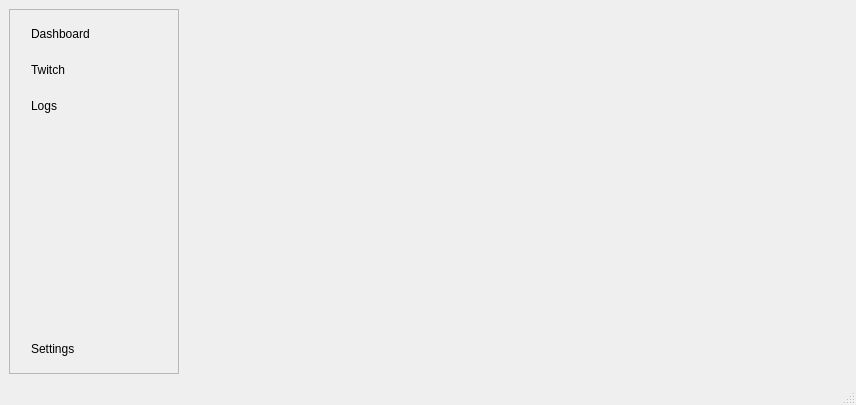
This is ui/mainwindow.ui in itsjusty0gurt/StreamHouse as Qt 5 draws it before an edit. The edited form follows.
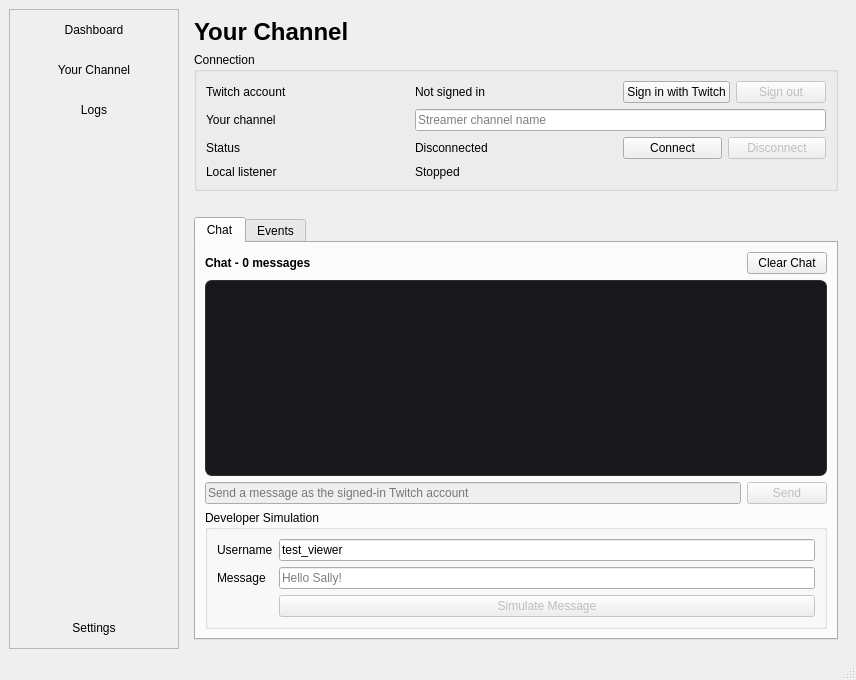
This is the edited form. The open tabs and pages were chosen to show the change.

Commit message: release: build Sally AI v0.1.0 stream companion

```diff
--- a/ui/mainwindow.ui
+++ b/ui/mainwindow.ui
@@ -22,9 +22,9 @@
         <property name="styleSheet">
          <string notr="true">QPushButton {
     border: none;
-    border-radius: 5px;
-    padding: 8px 12px;
-    text-align: left;
+    border-radius: 0px;
+    padding: 0px;
+    min-height: 40px;
 }
 QPushButton:hover {
     background-color: palette(midlight);
@@ -54,6 +54,11 @@
          <enum>QFrame::Shadow::Raised</enum>
         </property>
         <layout class="QVBoxLayout" name="verticalLayout">
+         <property name="spacing"><number>0</number></property>
+         <property name="leftMargin"><number>0</number></property>
+         <property name="topMargin"><number>0</number></property>
+         <property name="rightMargin"><number>0</number></property>
+         <property name="bottomMargin"><number>0</number></property>
          <item>
           <widget class="QPushButton" name="dashboardButton">
            <property name="checkable"><bool>true</bool></property>
@@ -66,7 +71,7 @@
          <widget class="QPushButton" name="twitchButton">
           <property name="checkable"><bool>true</bool></property>
            <property name="text">
-            <string>Twitch</string>
+            <string>Your Channel</string>
            </property>
          </widget>
         </item>
@@ -186,7 +191,117 @@
           </item>
          </layout>
         </widget>
-        <widget class="QWidget" name="twitchPage"/>
+        <widget class="QWidget" name="twitchPage">
+         <layout class="QVBoxLayout" name="twitchPageLayout">
+          <item><widget class="QLabel" name="twitchTitleLabel"><property name="font"><font><pointsize>18</pointsize><bold>true</bold></font></property><property name="text"><string>Your Channel</string></property></widget></item>
+          <item>
+           <widget class="QGroupBox" name="twitchConnectionGroup">
+            <property name="title"><string>Connection</string></property>
+            <layout class="QGridLayout" name="twitchConnectionLayout">
+             <item row="0" column="0"><widget class="QLabel" name="twitchAccountLabel"><property name="text"><string>Twitch account</string></property></widget></item>
+             <item row="0" column="1"><widget class="QLabel" name="twitchAccountStatusLabel"><property name="text"><string>Not signed in</string></property><property name="textInteractionFlags"><set>Qt::TextInteractionFlag::TextSelectableByMouse</set></property></widget></item>
+             <item row="0" column="2">
+              <layout class="QHBoxLayout" name="twitchAuthButtonsLayout">
+               <item><widget class="QPushButton" name="twitchSignInButton"><property name="text"><string>Sign in with Twitch</string></property></widget></item>
+               <item><widget class="QPushButton" name="twitchSignOutButton"><property name="enabled"><bool>false</bool></property><property name="text"><string>Sign out</string></property></widget></item>
+              </layout>
+             </item>
+             <item row="1" column="0"><widget class="QLabel" name="twitchChannelLabel"><property name="text"><string>Your channel</string></property></widget></item>
+             <item row="1" column="1" colspan="2"><widget class="QLineEdit" name="twitchChannelEdit"><property name="placeholderText"><string>Streamer channel name</string></property></widget></item>
+             <item row="2" column="0"><widget class="QLabel" name="twitchConnectionStatusNameLabel"><property name="text"><string>Status</string></property></widget></item>
+             <item row="2" column="1"><widget class="QLabel" name="twitchConnectionStatusLabel"><property name="text"><string>Disconnected</string></property></widget></item>
+             <item row="2" column="2">
+              <layout class="QHBoxLayout" name="twitchConnectionButtonsLayout">
+               <item><widget class="QPushButton" name="twitchConnectButton"><property name="text"><string>Connect</string></property></widget></item>
+               <item><widget class="QPushButton" name="twitchDisconnectButton"><property name="enabled"><bool>false</bool></property><property name="text"><string>Disconnect</string></property></widget></item>
+              </layout>
+             </item>
+             <item row="3" column="0"><widget class="QLabel" name="twitchListenerNameLabel"><property name="text"><string>Local listener</string></property></widget></item>
+             <item row="3" column="1" colspan="2"><widget class="QLabel" name="twitchListenerUrlLabel"><property name="text"><string>Stopped</string></property><property name="textInteractionFlags"><set>Qt::TextInteractionFlag::TextSelectableByMouse</set></property></widget></item>
+            </layout>
+           </widget>
+          </item>
+          <item><widget class="QLabel" name="twitchErrorLabel"><property name="styleSheet"><string notr="true">color: #d9534f;</string></property><property name="text"><string/></property><property name="wordWrap"><bool>true</bool></property></widget></item>
+          <item>
+           <widget class="QTabWidget" name="twitchDetailTabs">
+            <property name="currentIndex"><number>0</number></property>
+            <widget class="QWidget" name="twitchChatTab">
+             <attribute name="title"><string>Chat</string></attribute>
+             <layout class="QVBoxLayout" name="twitchChatTabLayout">
+              <item>
+               <layout class="QHBoxLayout" name="twitchChatHeaderLayout">
+                <item><widget class="QLabel" name="twitchChatCountLabel"><property name="font"><font><bold>true</bold></font></property><property name="text"><string>Chat - 0 messages</string></property></widget></item>
+                <item><spacer name="twitchChatHeaderSpacer"><property name="orientation"><enum>Qt::Orientation::Horizontal</enum></property><property name="sizeHint" stdset="0"><size><width>40</width><height>20</height></size></property></spacer></item>
+                <item><widget class="QPushButton" name="clearTwitchChatButton"><property name="text"><string>Clear Chat</string></property></widget></item>
+               </layout>
+              </item>
+              <item><widget class="QTextBrowser" name="twitchChatOutput"><property name="styleSheet"><string notr="true">QTextBrowser {
+    background-color: #18181b;
+    color: #efeff1;
+    border: 1px solid #303034;
+    border-radius: 7px;
+    padding: 8px;
+    selection-background-color: #9147ff;
+}</string></property><property name="openExternalLinks"><bool>false</bool></property></widget></item>
+              <item>
+               <layout class="QHBoxLayout" name="twitchSendLayout">
+                <item><widget class="QLineEdit" name="twitchSendEdit"><property name="enabled"><bool>false</bool></property><property name="placeholderText"><string>Send a message as the signed-in Twitch account</string></property><property name="maxLength"><number>500</number></property></widget></item>
+                <item><widget class="QPushButton" name="twitchSendButton"><property name="enabled"><bool>false</bool></property><property name="text"><string>Send</string></property></widget></item>
+               </layout>
+              </item>
+              <item>
+               <widget class="QGroupBox" name="twitchSimulationGroup">
+                <property name="title"><string>Developer Simulation</string></property>
+                <layout class="QGridLayout" name="twitchSimulationLayout">
+                 <item row="0" column="0"><widget class="QLabel" name="simulationUsernameLabel"><property name="text"><string>Username</string></property></widget></item>
+                 <item row="0" column="1"><widget class="QLineEdit" name="simulationUsernameEdit"><property name="text"><string>test_viewer</string></property></widget></item>
+                 <item row="1" column="0"><widget class="QLabel" name="simulationMessageLabel"><property name="text"><string>Message</string></property></widget></item>
+                 <item row="1" column="1"><widget class="QLineEdit" name="simulationMessageEdit"><property name="placeholderText"><string>Hello Sally!</string></property></widget></item>
+                 <item row="2" column="1"><widget class="QPushButton" name="simulateTwitchMessageButton"><property name="enabled"><bool>false</bool></property><property name="text"><string>Simulate Message</string></property></widget></item>
+                </layout>
+               </widget>
+              </item>
+             </layout>
+            </widget>
+            <widget class="QWidget" name="twitchEventsTab">
+             <attribute name="title"><string>Events</string></attribute>
+             <layout class="QVBoxLayout" name="twitchEventsTabLayout">
+              <item>
+               <widget class="QGroupBox" name="twitchEventSimulatorGroup">
+                <property name="title"><string>Developer Event Simulator</string></property>
+                <layout class="QGridLayout" name="twitchEventSimulatorLayout">
+                 <item row="0" column="0"><widget class="QLabel" name="twitchEventTypeLabel"><property name="text"><string>Event type</string></property></widget></item>
+                 <item row="0" column="1"><widget class="QComboBox" name="twitchEventTypeCombo"/></item>
+                 <item row="0" column="2"><widget class="QLabel" name="twitchEventVersionLabel"><property name="text"><string>Version</string></property></widget></item>
+                 <item row="0" column="3"><widget class="QLineEdit" name="twitchEventVersionEdit"><property name="maximumWidth"><number>80</number></property><property name="text"><string>1</string></property></widget></item>
+                 <item row="1" column="0" colspan="4"><widget class="QPlainTextEdit" name="twitchEventPayloadEdit"><property name="maximumHeight"><number>140</number></property><property name="placeholderText"><string>Editable Twitch EventSub JSON payload</string></property></widget></item>
+                 <item row="2" column="2"><widget class="QPushButton" name="resetTwitchEventPayloadButton"><property name="text"><string>Reset Payload</string></property></widget></item>
+                 <item row="2" column="3"><widget class="QPushButton" name="sendTwitchEventButton"><property name="enabled"><bool>false</bool></property><property name="text"><string>Send Signed Event</string></property></widget></item>
+                </layout>
+               </widget>
+              </item>
+              <item>
+               <layout class="QHBoxLayout" name="twitchEventFiltersLayout">
+                <item><widget class="QLineEdit" name="twitchEventSearchEdit"><property name="placeholderText"><string>Search events...</string></property></widget></item>
+                <item><widget class="QComboBox" name="twitchEventResultCombo"/></item>
+                <item><widget class="QCheckBox" name="pauseTwitchEventsCheck"><property name="text"><string>Pause follow</string></property></widget></item>
+                <item><widget class="QPushButton" name="clearTwitchEventsButton"><property name="text"><string>Clear Events</string></property></widget></item>
+               </layout>
+              </item>
+              <item><widget class="QTableWidget" name="twitchEventTable"><property name="editTriggers"><set>QAbstractItemView::EditTrigger::NoEditTriggers</set></property><property name="alternatingRowColors"><bool>true</bool></property><property name="selectionBehavior"><enum>QAbstractItemView::SelectionBehavior::SelectRows</enum></property><property name="selectionMode"><enum>QAbstractItemView::SelectionMode::SingleSelection</enum></property></widget></item>
+              <item><widget class="QPlainTextEdit" name="twitchEventDetails"><property name="readOnly"><bool>true</bool></property><property name="placeholderText"><string>Select an event to inspect its sanitized headers and JSON payload.</string></property></widget></item>
+              <item>
+               <layout class="QHBoxLayout" name="twitchEventDetailsButtonsLayout">
+                <item><spacer name="twitchEventDetailsSpacer"><property name="orientation"><enum>Qt::Orientation::Horizontal</enum></property><property name="sizeHint" stdset="0"><size><width>40</width><height>20</height></size></property></spacer></item>
+                <item><widget class="QPushButton" name="copyTwitchEventButton"><property name="enabled"><bool>false</bool></property><property name="text"><string>Copy Details</string></property></widget></item>
+               </layout>
+              </item>
+             </layout>
+            </widget>
+           </widget>
+          </item>
+         </layout>
+        </widget>
        </widget>
       </item>
      </layout>
```
Left out of the diff: 16 changed lines with no effect on the pictures. The commit also changes 72 other files.
